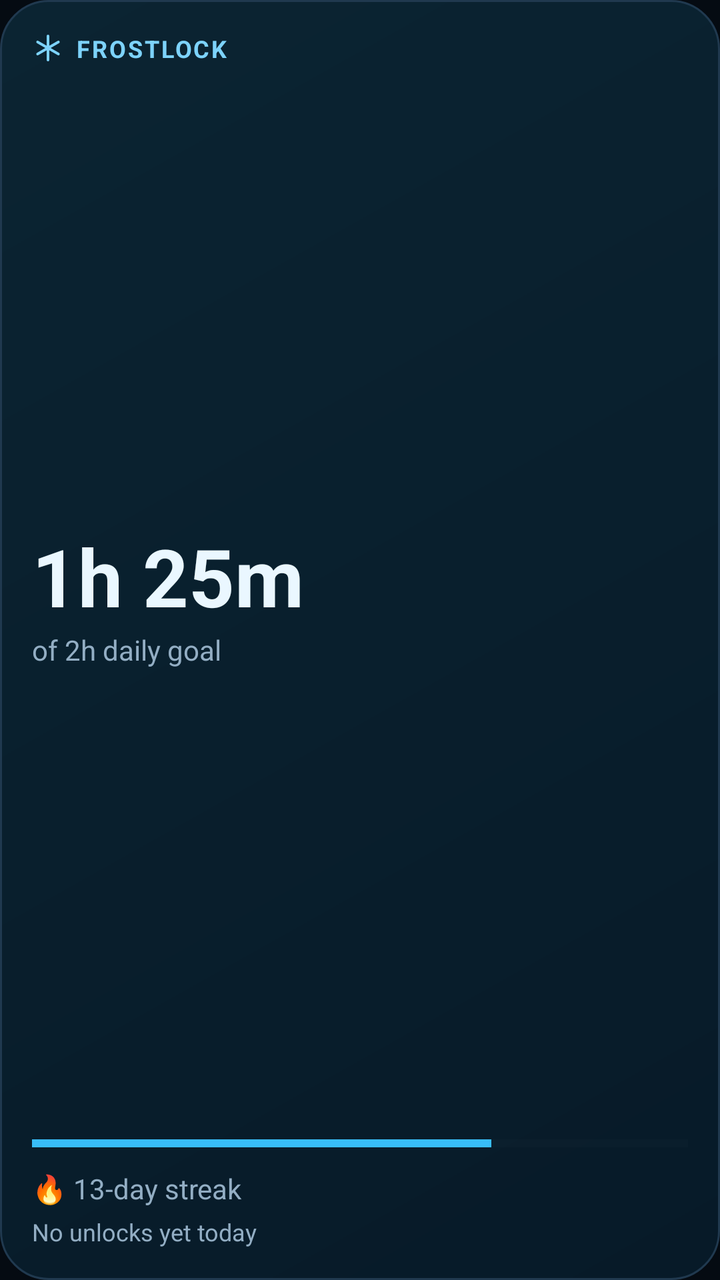
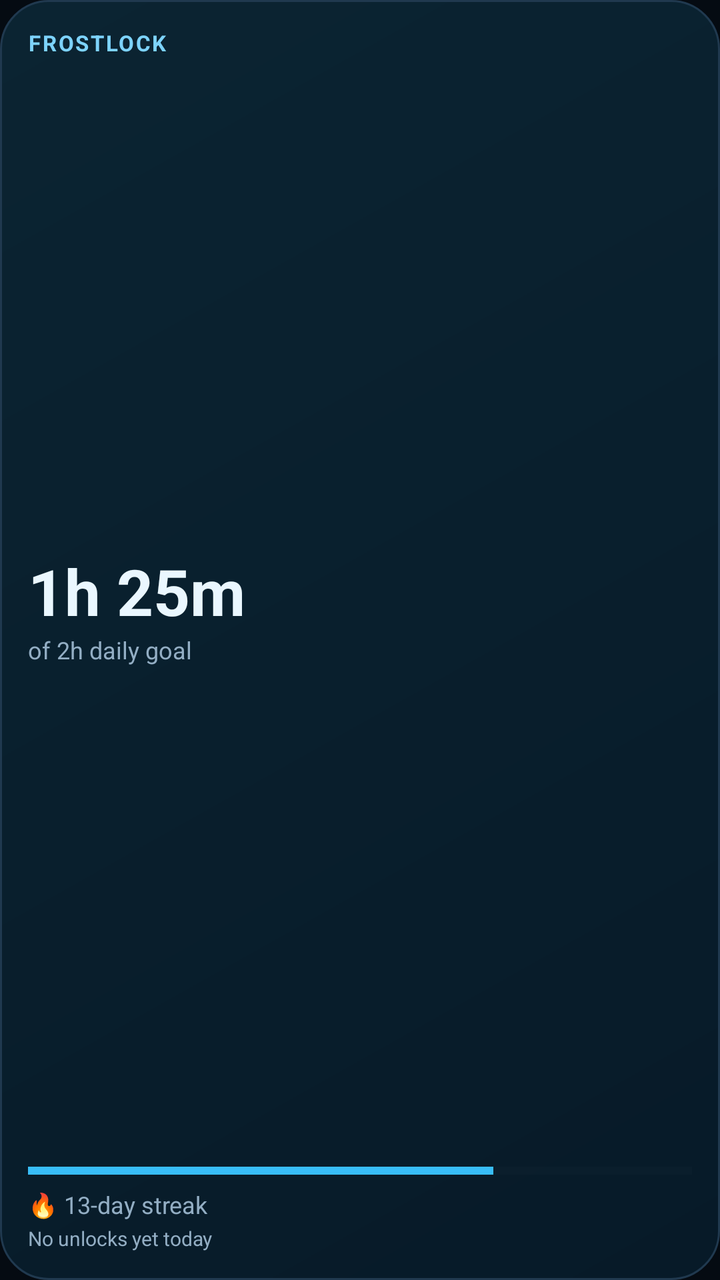

Screens rendered from an Android XML layout before and after an edit, with the pre-edit source and the edit as a unified diff.
<!-- AndroidManifest.xml: application theme Theme.FrostLock -->
<!-- res/layout/widget_focus.xml -->
<?xml version="1.0" encoding="utf-8"?>
<LinearLayout xmlns:android="http://schemas.android.com/apk/res/android"
    android:id="@+id/widget_root"
    android:layout_width="match_parent"
    android:layout_height="match_parent"
    android:background="@drawable/widget_background"
    android:orientation="vertical"
    android:padding="16dp">

    <TextView
        android:layout_width="wrap_content"
        android:layout_height="wrap_content"
        android:drawableStart="@drawable/ic_frost_snowflake"
        android:drawablePadding="6dp"
        android:gravity="center_vertical"
        android:letterSpacing="0.08"
        android:text="@string/widget_title"
        android:textColor="@color/widget_accent"
        android:textSize="12sp"
        android:textStyle="bold" />

    <LinearLayout
        android:layout_width="match_parent"
        android:layout_height="0dp"
        android:layout_weight="1"
        android:gravity="center_vertical"
        android:orientation="vertical">

        <TextView
            android:id="@+id/widget_time"
            android:layout_width="wrap_content"
            android:layout_height="wrap_content"
            android:includeFontPadding="false"
            android:text="1h 25m"
            android:textColor="@color/widget_text_primary"
            android:textSize="40sp"
            android:textStyle="bold" />

        <TextView
            android:id="@+id/widget_goal"
            android:layout_width="wrap_content"
            android:layout_height="wrap_content"
            android:layout_marginTop="2dp"
            android:text="@string/widget_goal_placeholder"
            android:textColor="@color/widget_text_secondary"
            android:textSize="14sp" />
    </LinearLayout>

    <ProgressBar
        android:id="@+id/widget_progress"
        style="?android:attr/progressBarStyleHorizontal"
        android:layout_width="match_parent"
        android:layout_height="6dp"
        android:max="100"
        android:progress="70"
        android:progressBackgroundTint="@color/widget_progress_track"
        android:progressTint="@color/widget_progress" />

    <TextView
        android:id="@+id/widget_streak"
        android:layout_width="wrap_content"
        android:layout_height="wrap_content"
        android:layout_marginTop="10dp"
        android:text="@string/widget_streak_placeholder"
        android:textColor="@color/widget_text_secondary"
        android:textSize="14sp" />

    <TextView
        android:id="@+id/widget_unlocks"
        android:layout_width="wrap_content"
        android:layout_height="wrap_content"
        android:layout_marginTop="4dp"
        android:text="No unlocks yet today"
        android:textColor="@color/widget_text_secondary"
        android:textSize="12sp" />

</LinearLayout>
<!-- resources referenced by this layout -->
<resources>
  <color name="widget_accent">#FF7DD3FC</color>
  <color name="widget_progress">#FF38BDF8</color>
  <color name="widget_progress_track">#FF152838</color>
  <color name="widget_text_primary">#FFEAF7FF</color>
  <color name="widget_text_secondary">#FF93AEC4</color>
  <!-- drawable ic_frost_snowflake (drawable) -->
  <?xml version="1.0" encoding="utf-8"?>
  <vector xmlns:android="http://schemas.android.com/apk/res/android"
      android:width="16dp"
      android:height="16dp"
      android:viewportWidth="24"
      android:viewportHeight="24">
      <path
          android:pathData="M12,3 L12,21"
          android:strokeColor="#FF7DD3FC"
          android:strokeLineCap="round"
          android:strokeWidth="2" />
      <path
          android:pathData="M4.2,7.5 L19.8,16.5"
          android:strokeColor="#FF7DD3FC"
          android:strokeLineCap="round"
          android:strokeWidth="2" />
      <path
          android:pathData="M4.2,16.5 L19.8,7.5"
          android:strokeColor="#FF7DD3FC"
          android:strokeLineCap="round"
          android:strokeWidth="2" />
  </vector>
  <!-- drawable widget_background (drawable) -->
  <?xml version="1.0" encoding="utf-8"?>
  <shape xmlns:android="http://schemas.android.com/apk/res/android"
      android:shape="rectangle">
      <gradient
          android:angle="315"
          android:endColor="@color/widget_bg_end"
          android:startColor="@color/widget_bg_start" />
      <corners android:radius="24dp" />
      <stroke
          android:width="1dp"
          android:color="@color/widget_stroke" />
  </shape>
  <string name="widget_goal_placeholder">of 2h daily goal</string>
  <string name="widget_streak_placeholder">\uD83D\uDD25 13-day streak</string>
  <string name="widget_title">FROSTLOCK</string>
  <style name="Theme.FrostLock" parent="android:Theme.Material.Light.NoActionBar">
          <item name="android:windowBackground">@color/background_dark</item>
          <item name="android:statusBarColor">@android:color/transparent</item>
          <item name="android:navigationBarColor">@android:color/transparent</item>
      </style>
  <color name="widget_bg_end">#FF071A28</color>
  <color name="widget_bg_start">#FF0B2432</color>
  <color name="widget_stroke">#FF20394F</color>
  <color name="background_dark">#FF050B12</color>
</resources>

<!-- the commit's change to res/layout/widget_focus.xml (unified diff, before → after) -->
@@ -5,18 +5,18 @@
     android:layout_height="match_parent"
     android:background="@drawable/widget_background"
     android:orientation="vertical"
-    android:padding="16dp">
+    android:padding="14dp">
 
     <TextView
-        android:layout_width="wrap_content"
+        android:layout_width="match_parent"
         android:layout_height="wrap_content"
-        android:drawableStart="@drawable/ic_frost_snowflake"
-        android:drawablePadding="6dp"
-        android:gravity="center_vertical"
+        android:ellipsize="end"
+        android:gravity="start"
         android:letterSpacing="0.08"
+        android:maxLines="1"
         android:text="@string/widget_title"
         android:textColor="@color/widget_accent"
-        android:textSize="12sp"
+        android:textSize="11sp"
         android:textStyle="bold" />
 
     <LinearLayout
@@ -30,27 +30,31 @@
             android:id="@+id/widget_time"
             android:layout_width="wrap_content"
             android:layout_height="wrap_content"
+            android:gravity="start"
             android:includeFontPadding="false"
             android:text="1h 25m"
             android:textColor="@color/widget_text_primary"
-            android:textSize="40sp"
+            android:textSize="32sp"
             android:textStyle="bold" />
 
         <TextView
             android:id="@+id/widget_goal"
-            android:layout_width="wrap_content"
+            android:layout_width="match_parent"
             android:layout_height="wrap_content"
-            android:layout_marginTop="2dp"
+            android:layout_marginTop="1dp"
+            android:ellipsize="end"
+            android:gravity="start"
+            android:maxLines="1"
             android:text="@string/widget_goal_placeholder"
             android:textColor="@color/widget_text_secondary"
-            android:textSize="14sp" />
+            android:textSize="12sp" />
     </LinearLayout>
 
     <ProgressBar
         android:id="@+id/widget_progress"
         style="?android:attr/progressBarStyleHorizontal"
         android:layout_width="match_parent"
-        android:layout_height="6dp"
+        android:layout_height="5dp"
         android:max="100"
         android:progress="70"
         android:progressBackgroundTint="@color/widget_progress_track"
@@ -58,20 +62,26 @@
 
     <TextView
         android:id="@+id/widget_streak"
-        android:layout_width="wrap_content"
+        android:layout_width="match_parent"
         android:layout_height="wrap_content"
-        android:layout_marginTop="10dp"
+        android:layout_marginTop="6dp"
+        android:ellipsize="end"
+        android:gravity="start"
+        android:maxLines="1"
         android:text="@string/widget_streak_placeholder"
         android:textColor="@color/widget_text_secondary"
-        android:textSize="14sp" />
+        android:textSize="12sp" />
 
     <TextView
         android:id="@+id/widget_unlocks"
-        android:layout_width="wrap_content"
+        android:layout_width="match_parent"
         android:layout_height="wrap_content"
-        android:layout_marginTop="4dp"
+        android:layout_marginTop="2dp"
+        android:ellipsize="end"
+        android:gravity="start"
+        android:maxLines="1"
         android:text="No unlocks yet today"
         android:textColor="@color/widget_text_secondary"
-        android:textSize="12sp" />
+        android:textSize="10sp" />
 
 </LinearLayout>
<!-- resource entries referenced after the edit -->
@@ -5,29 +5,6 @@
   <color name="widget_progress_track">#FF152838</color>
   <color name="widget_text_primary">#FFEAF7FF</color>
   <color name="widget_text_secondary">#FF93AEC4</color>
-  <!-- drawable ic_frost_snowflake (drawable) -->
-  <?xml version="1.0" encoding="utf-8"?>
-  <vector xmlns:android="http://schemas.android.com/apk/res/android"
-      android:width="16dp"
-      android:height="16dp"
-      android:viewportWidth="24"
-      android:viewportHeight="24">
-      <path
-          android:pathData="M12,3 L12,21"
-          android:strokeColor="#FF7DD3FC"
-          android:strokeLineCap="round"
-          android:strokeWidth="2" />
-      <path
-          android:pathData="M4.2,7.5 L19.8,16.5"
-          android:strokeColor="#FF7DD3FC"
-          android:strokeLineCap="round"
-          android:strokeWidth="2" />
-      <path
-          android:pathData="M4.2,16.5 L19.8,7.5"
-          android:strokeColor="#FF7DD3FC"
-          android:strokeLineCap="round"
-          android:strokeWidth="2" />
-  </vector>
   <!-- drawable widget_background (drawable) -->
   <?xml version="1.0" encoding="utf-8"?>
   <shape xmlns:android="http://schemas.android.com/apk/res/android"
